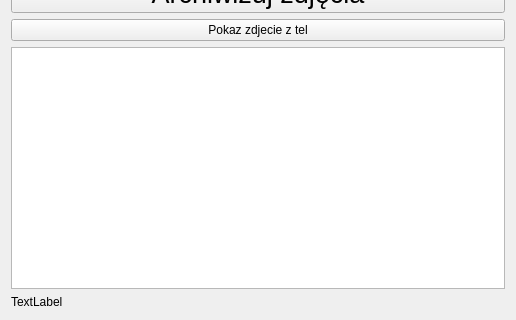
First picture: the form in ClientApplication/src/libs/ui/MainWindow.ui, repository militia11/in, before the edit; both pictures show x 0 to 516 and y 172 to 492 of the 516 by 492 pixel window.
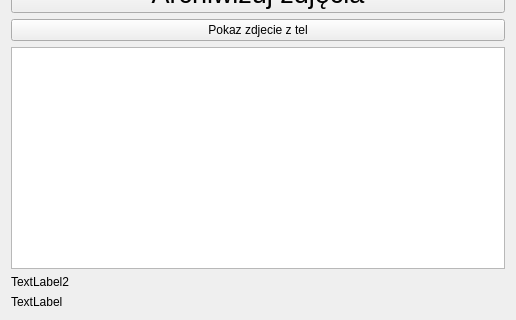
Second picture: the form after the edit.

Patch:
```diff
--- a/ClientApplication/src/libs/ui/MainWindow.ui
+++ b/ClientApplication/src/libs/ui/MainWindow.ui
@@ -79,6 +79,13 @@
     <item>
      <widget class="QTextEdit" name="textEdit"/>
     </item>
+    <item>
+     <widget class="QLabel" name="label_2">
+      <property name="text">
+       <string>&lt;html&gt;&lt;head/&gt;&lt;body&gt;&lt;p&gt;TextLabel2&lt;/p&gt;&lt;/body&gt;&lt;/html&gt;</string>
+      </property>
+     </widget>
+    </item>
     <item>
      <widget class="QLabel" name="label">
       <property name="text">
```
